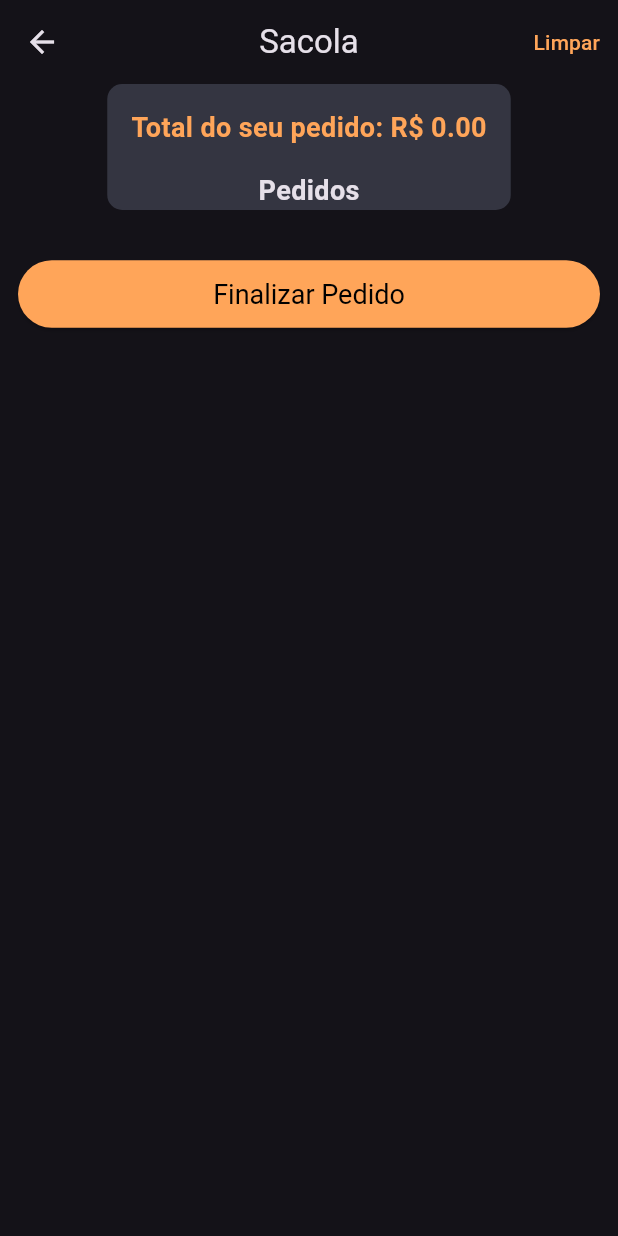
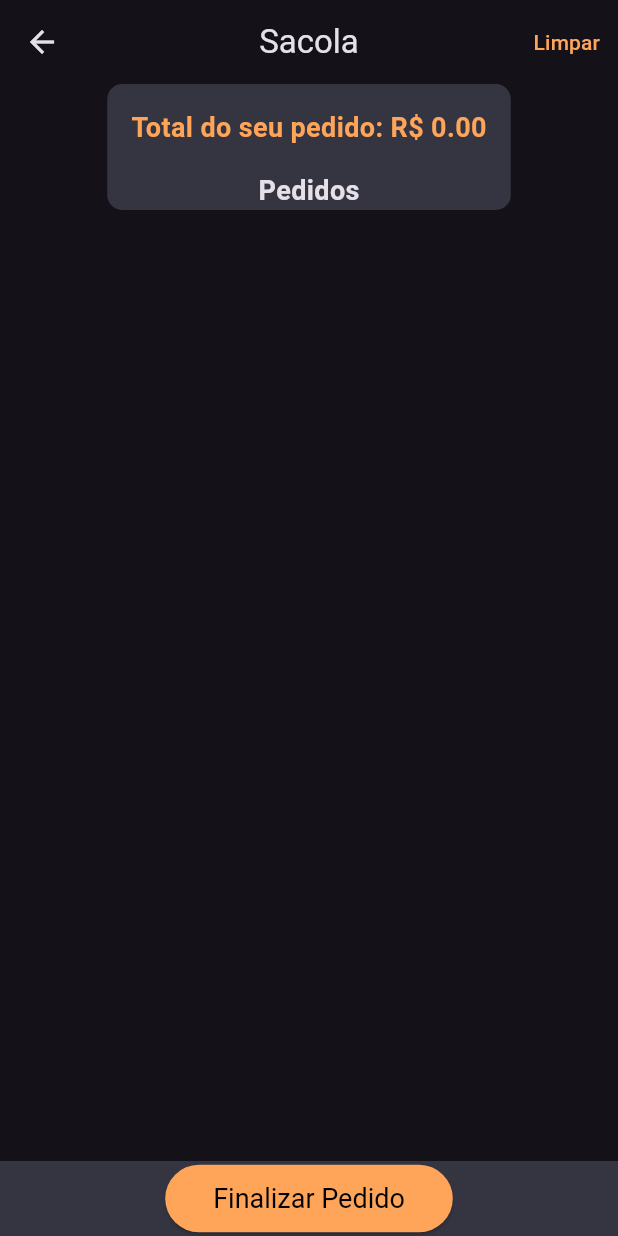
Before and after one commit to TarcizioDantas/ImersaoAluraMobile04-2025, a Flutter app: the CheckoutScreen screen opened directly, on a phone screen of 412 x 824 dp. Run offline on Flutter 3.47's test engine with Material 3 defaults, Android fonts, the phone set to English and light mode, and no system bars; our stand-ins replace badges.

Commit message:
Update checkout_screen.dart

```diff
--- a/app_delivery_mobile/lib/ui/checkout/checkout_screen.dart
+++ b/app_delivery_mobile/lib/ui/checkout/checkout_screen.dart
@@ -91,25 +91,31 @@ class CheckoutScreen extends StatelessWidget {
                      },
                      ),
                    ),
+
                  ),
-                  Padding(
-                    padding: const EdgeInsets.fromLTRB(12, 8, 12, 8),
-                    child: ElevatedButton(
+                 SizedBox(height: 50,),
+               ],
+             ),
+           ),
+           bottomSheet: Container(
+             height: 50,
+             color: AppColors.lightBackgroundColor,
+             child: Center(
+               child: ElevatedButton(
                       onPressed: () {
                         // Aqui você pode adicionar a lógica para finalizar o pedido
                         // Ex. Navigator.push(context, MaterialPageRoute(builder: (context) => OrderConfirmationScreen()));
                       },
-                      child: Text("Finalizar Pedido"),
                       style: ElevatedButton.styleFrom(
                         backgroundColor: AppColors.mainColor,
                         padding: EdgeInsets.symmetric(horizontal: 32, vertical: 12),
                         textStyle: TextStyle(fontSize: 18),
                       ),
+                      child: Text("Finalizar Pedido"),
                     ),
-                  ),
-                  SizedBox(height: 30,),
-               ],
-             ),
-           ));
+
+               ),
+           ),
+);
   }
 }
```
